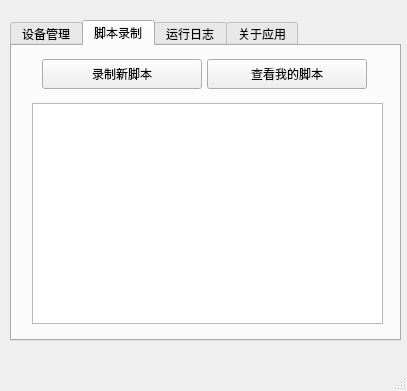
Qt form ui.ui (wequgroup/WeDuck) before a commit.
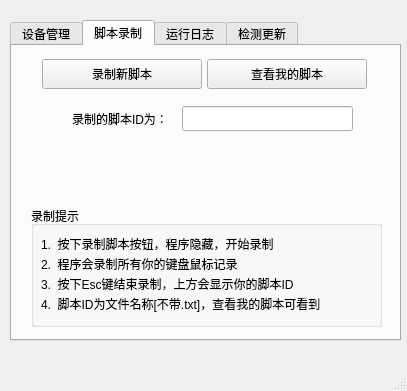
The same form after that commit. The open tabs and pages were chosen to show the change.

Commit message: feat: 应用更新

```diff
--- a/ui.ui
+++ b/ui.ui
@@ -144,16 +144,6 @@
      <attribute name="title">
       <string>脚本录制</string>
      </attribute>
-     <widget class="QListWidget" name="listWidget">
-      <property name="geometry">
-       <rect>
-        <x>20</x>
-        <y>57</y>
-        <width>351</width>
-        <height>221</height>
-       </rect>
-      </property>
-     </widget>
      <widget class="QPushButton" name="ScriptButton">
       <property name="geometry">
        <rect>
@@ -180,6 +170,94 @@
        <string>查看我的脚本</string>
       </property>
      </widget>
+     <widget class="QGroupBox" name="TipBox">
+      <property name="geometry">
+       <rect>
+        <x>19</x>
+        <y>160</y>
+        <width>351</width>
+        <height>121</height>
+       </rect>
+      </property>
+      <property name="title">
+       <string>录制提示</string>
+      </property>
+      <widget class="QLabel" name="label_3">
+       <property name="geometry">
+        <rect>
+         <x>10</x>
+         <y>30</y>
+         <width>291</width>
+         <height>16</height>
+        </rect>
+       </property>
+       <property name="text">
+        <string>1.  按下录制脚本按钮，程序隐藏，开始录制</string>
+       </property>
+      </widget>
+      <widget class="QLabel" name="label_4">
+       <property name="geometry">
+        <rect>
+         <x>10</x>
+         <y>50</y>
+         <width>291</width>
+         <height>16</height>
+        </rect>
+       </property>
+       <property name="text">
+        <string>2.  程序会录制所有你的键盘鼠标记录</string>
+       </property>
+      </widget>
+      <widget class="QLabel" name="label_5">
+       <property name="geometry">
+        <rect>
+         <x>10</x>
+         <y>70</y>
+         <width>321</width>
+         <height>16</height>
+        </rect>
+       </property>
+       <property name="text">
+        <string>3.  按下Esc键结束录制，上方会显示你的脚本ID</string>
+       </property>
+      </widget>
+      <widget class="QLabel" name="label_6">
+       <property name="geometry">
+        <rect>
+         <x>10</x>
+         <y>90</y>
+         <width>331</width>
+         <height>16</height>
+        </rect>
+       </property>
+       <property name="text">
+        <string>4.  脚本ID为文件名称[不带.txt]，查看我的脚本可看到</string>
+       </property>
+      </widget>
+     </widget>
+     <widget class="QLabel" name="label_7">
+      <property name="geometry">
+       <rect>
+        <x>60</x>
+        <y>65</y>
+        <width>101</width>
+        <height>16</height>
+       </rect>
+      </property>
+      <property name="text">
+       <string>录制的脚本ID为：</string>
+      </property>
+     </widget>
+     <widget class="QLineEdit" name="ScriptNameEdit">
+      <property name="geometry">
+       <rect>
+        <x>170</x>
+        <y>60</y>
+        <width>171</width>
+        <height>25</height>
+       </rect>
+      </property>
+     </widget>
     </widget>
     <widget class="QWidget" name="tab_4">
      <attribute name="title">
@@ -201,7 +279,7 @@
     </widget>
     <widget class="QWidget" name="tab_3">
      <attribute name="title">
-      <string>关于应用</string>
+      <string>检测更新</string>
      </attribute>
     </widget>
    </widget>
```
Left out of the diff: 57 changed lines with no effect on the pictures. The commit also changes 6 other files.
